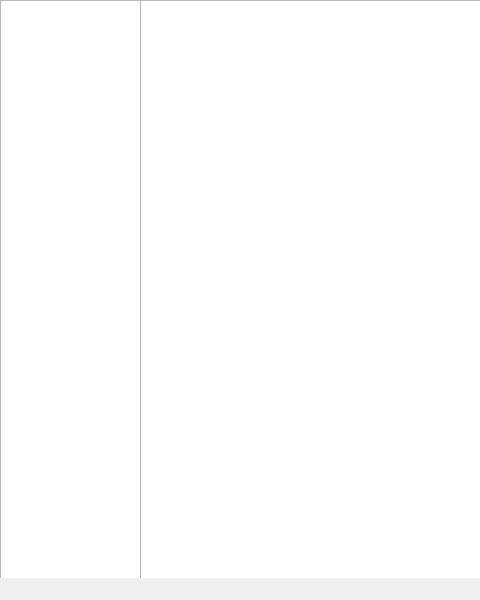
Before: the Qt Designer form Forms/mainwindow.ui in Pescatore68/Planner_PAO, drawn with Qt 5; both pictures show x 0 to 480 and y 0 to 600 of the 800 by 600 pixel window.
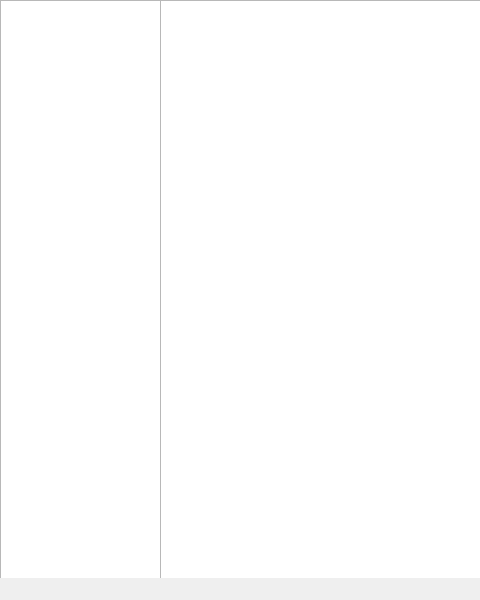
After: the same form once the commit is applied.

Diff of the .ui file:
```diff
--- a/Forms/mainwindow.ui
+++ b/Forms/mainwindow.ui
@@ -22,9 +22,9 @@
    <widget class="QColumnView" name="columnView">
     <property name="geometry">
      <rect>
-      <x>140</x>
+      <x>160</x>
       <y>0</y>
-      <width>661</width>
+      <width>641</width>
       <height>601</height>
      </rect>
     </property>
@@ -34,7 +34,7 @@
      <rect>
       <x>0</x>
       <y>0</y>
-      <width>141</width>
+      <width>161</width>
       <height>601</height>
      </rect>
     </property>
```
Left out of the diff: 10 changed lines with no effect on the pictures.
